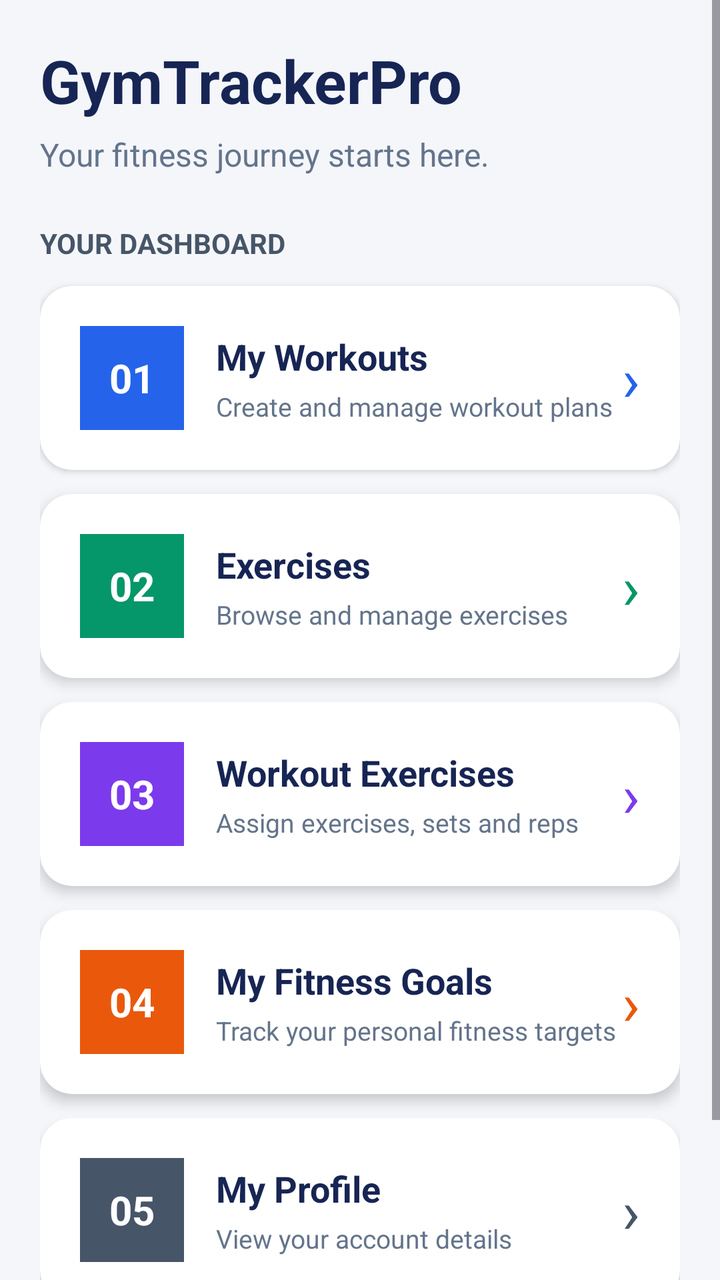
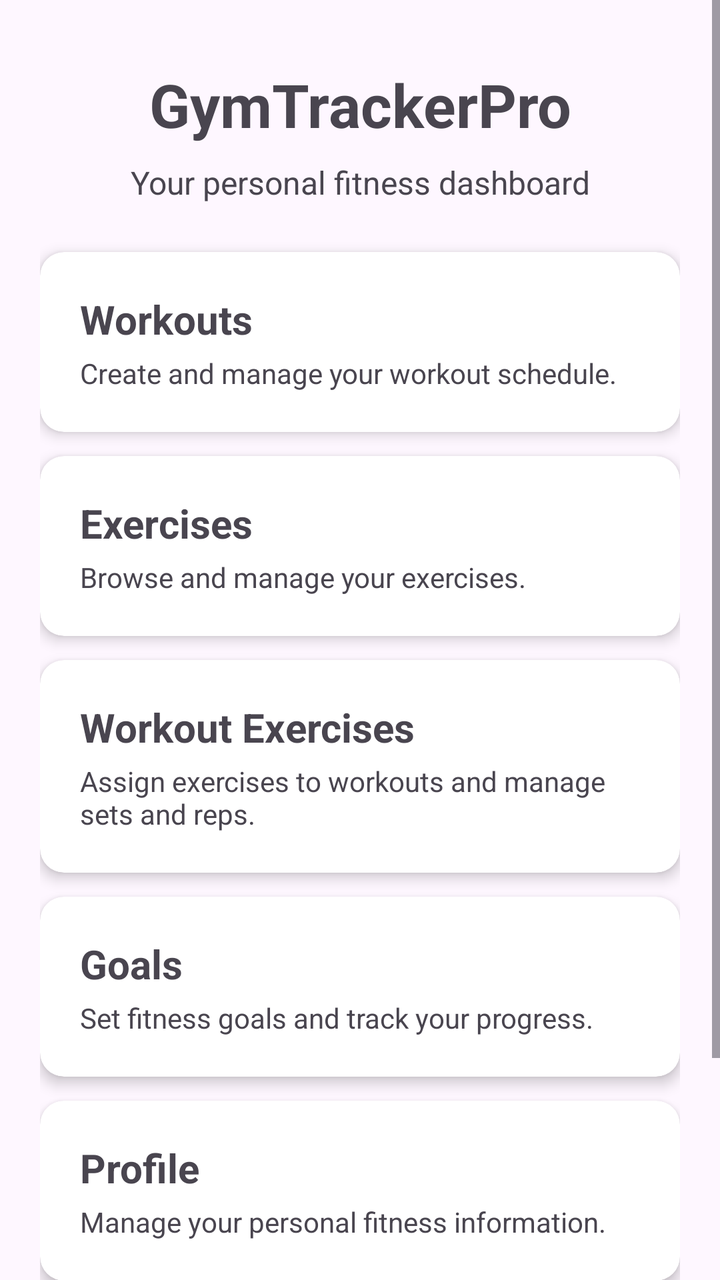

An Android layout rendered at two revisions. The XML below is the earlier revision; the diff shows what the commit changed to produce the second picture.
<!-- AndroidManifest.xml: application theme Theme.GymTrackerPro -->
<!-- res/layout/activity_main.xml -->
<?xml version="1.0" encoding="utf-8"?>
<ScrollView xmlns:android="http://schemas.android.com/apk/res/android"
    android:layout_width="match_parent"
    android:layout_height="match_parent"
    xmlns:app="http://schemas.android.com/apk/res-auto"
    android:background="#F4F6FA"
    android:fillViewport="true">

    <LinearLayout
        android:layout_width="match_parent"
        android:layout_height="wrap_content"
        android:orientation="vertical"
        android:padding="20dp">

        
        <TextView
            android:layout_width="match_parent"
            android:layout_height="wrap_content"
            android:text="GymTrackerPro"
            android:textColor="#172554"
            android:textSize="30sp"
            android:textStyle="bold" />

        <TextView
            android:layout_width="match_parent"
            android:layout_height="wrap_content"
            android:layout_marginTop="6dp"
            android:layout_marginBottom="24dp"
            android:text="Your fitness journey starts here."
            android:textColor="#64748B"
            android:textSize="16sp" />

        
        <TextView
            android:layout_width="match_parent"
            android:layout_height="wrap_content"
            android:layout_marginBottom="12dp"
            android:text="YOUR DASHBOARD"
            android:textColor="#475569"
            android:textSize="14sp"
            android:textStyle="bold" />

        
        <androidx.cardview.widget.CardView
            android:id="@+id/cardWorkouts"
            android:layout_width="match_parent"
            android:layout_height="wrap_content"
            android:layout_marginBottom="12dp"
            android:clickable="true"
            android:focusable="true"
            android:foreground="?android:attr/selectableItemBackground"
            android:elevation="4dp"
            app:cardCornerRadius="16dp"
            xmlns:app="http://schemas.android.com/apk/res-auto">

            <LinearLayout
                android:layout_width="match_parent"
                android:layout_height="wrap_content"
                android:gravity="center_vertical"
                android:orientation="horizontal"
                android:padding="20dp">

                <TextView
                    android:layout_width="52dp"
                    android:layout_height="52dp"
                    android:gravity="center"
                    android:text="01"
                    android:textColor="#FFFFFF"
                    android:textSize="20sp"
                    android:textStyle="bold"
                    android:background="#2563EB" />

                <LinearLayout
                    android:layout_width="0dp"
                    android:layout_height="wrap_content"
                    android:layout_marginStart="16dp"
                    android:layout_weight="1"
                    android:orientation="vertical">

                    <TextView
                        android:layout_width="match_parent"
                        android:layout_height="wrap_content"
                        android:text="My Workouts"
                        android:textColor="#172554"
                        android:textSize="18sp"
                        android:textStyle="bold" />

                    <TextView
                        android:layout_width="match_parent"
                        android:layout_height="wrap_content"
                        android:layout_marginTop="4dp"
                        android:text="Create and manage workout plans"
                        android:textColor="#64748B"
                        android:textSize="13sp" />
                </LinearLayout>

                <TextView
                    android:layout_width="wrap_content"
                    android:layout_height="wrap_content"
                    android:text="›"
                    android:textColor="#2563EB"
                    android:textSize="30sp" />
            </LinearLayout>
        </androidx.cardview.widget.CardView>

        
        <androidx.cardview.widget.CardView
            android:id="@+id/cardExercises"
            android:layout_width="match_parent"
            android:layout_height="wrap_content"
            android:layout_marginBottom="12dp"
            android:clickable="true"
            android:focusable="true"
            android:foreground="?android:attr/selectableItemBackground"
            app:cardCornerRadius="16dp"
            app:cardElevation="4dp">

            <LinearLayout
                android:layout_width="match_parent"
                android:layout_height="wrap_content"
                android:gravity="center_vertical"
                android:orientation="horizontal"
                android:padding="20dp">

                <TextView
                    android:layout_width="52dp"
                    android:layout_height="52dp"
                    android:background="#059669"
                    android:gravity="center"
                    android:text="02"
                    android:textColor="#FFFFFF"
                    android:textSize="20sp"
                    android:textStyle="bold" />

                <LinearLayout
                    android:layout_width="0dp"
                    android:layout_height="wrap_content"
                    android:layout_marginStart="16dp"
                    android:layout_weight="1"
                    android:orientation="vertical">

                    <TextView
                        android:layout_width="match_parent"
                        android:layout_height="wrap_content"
                        android:text="Exercises"
                        android:textColor="#172554"
                        android:textSize="18sp"
                        android:textStyle="bold" />

                    <TextView
                        android:layout_width="match_parent"
                        android:layout_height="wrap_content"
                        android:layout_marginTop="4dp"
                        android:text="Browse and manage exercises"
                        android:textColor="#64748B"
                        android:textSize="13sp" />
                </LinearLayout>

                <TextView
                    android:layout_width="wrap_content"
                    android:layout_height="wrap_content"
                    android:text="›"
                    android:textColor="#059669"
                    android:textSize="30sp" />
            </LinearLayout>
        </androidx.cardview.widget.CardView>

        
        <androidx.cardview.widget.CardView
            android:id="@+id/cardWorkoutExercises"
            android:layout_width="match_parent"
            android:layout_height="wrap_content"
            android:layout_marginBottom="12dp"
            android:clickable="true"
            android:focusable="true"
            android:foreground="?android:attr/selectableItemBackground"
            app:cardCornerRadius="16dp"
            app:cardElevation="4dp">

            <LinearLayout
                android:layout_width="match_parent"
                android:layout_height="wrap_content"
                android:gravity="center_vertical"
                android:orientation="horizontal"
                android:padding="20dp">

                <TextView
                    android:layout_width="52dp"
                    android:layout_height="52dp"
                    android:background="#7C3AED"
                    android:gravity="center"
                    android:text="03"
                    android:textColor="#FFFFFF"
                    android:textSize="20sp"
                    android:textStyle="bold" />

                <LinearLayout
                    android:layout_width="0dp"
                    android:layout_height="wrap_content"
                    android:layout_marginStart="16dp"
                    android:layout_weight="1"
                    android:orientation="vertical">

                    <TextView
                        android:layout_width="match_parent"
                        android:layout_height="wrap_content"
                        android:text="Workout Exercises"
                        android:textColor="#172554"
                        android:textSize="18sp"
                        android:textStyle="bold" />

                    <TextView
                        android:layout_width="match_parent"
                        android:layout_height="wrap_content"
                        android:layout_marginTop="4dp"
                        android:text="Assign exercises, sets and reps"
                        android:textColor="#64748B"
                        android:textSize="13sp" />
                </LinearLayout>

                <TextView
                    android:layout_width="wrap_content"
                    android:layout_height="wrap_content"
                    android:text="›"
                    android:textColor="#7C3AED"
                    android:textSize="30sp" />
            </LinearLayout>
        </androidx.cardview.widget.CardView>

        
        <androidx.cardview.widget.CardView
            android:id="@+id/cardGoals"
            android:layout_width="match_parent"
            android:layout_height="wrap_content"
            android:layout_marginBottom="12dp"
            android:clickable="true"
            android:focusable="true"
            android:foreground="?android:attr/selectableItemBackground"
            app:cardCornerRadius="16dp"
            app:cardElevation="4dp">

            <LinearLayout
                android:layout_width="match_parent"
                android:layout_height="wrap_content"
                android:gravity="center_vertical"
                android:orientation="horizontal"
                android:padding="20dp">

                <TextView
                    android:layout_width="52dp"
                    android:layout_height="52dp"
                    android:background="#EA580C"
                    android:gravity="center"
                    android:text="04"
                    android:textColor="#FFFFFF"
                    android:textSize="20sp"
                    android:textStyle="bold" />

                <LinearLayout
                    android:layout_width="0dp"
                    android:layout_height="wrap_content"
                    android:layout_marginStart="16dp"
                    android:layout_weight="1"
                    android:orientation="vertical">

                    <TextView
                        android:layout_width="match_parent"
                        android:layout_height="wrap_content"
                        android:text="My Fitness Goals"
                        android:textColor="#172554"
                        android:textSize="18sp"
                        android:textStyle="bold" />

                    <TextView
                        android:layout_width="match_parent"
                        android:layout_height="wrap_content"
                        android:layout_marginTop="4dp"
                        android:text="Track your personal fitness targets"
                        android:textColor="#64748B"
                        android:textSize="13sp" />
                </LinearLayout>

                <TextView
                    android:layout_width="wrap_content"
                    android:layout_height="wrap_content"
                    android:text="›"
                    android:textColor="#EA580C"
                    android:textSize="30sp" />
            </LinearLayout>
        </androidx.cardview.widget.CardView>

        
        <androidx.cardview.widget.CardView
            android:id="@+id/cardProfile"
            android:layout_width="match_parent"
            android:layout_height="wrap_content"
            android:layout_marginBottom="20dp"
            android:clickable="true"
            android:focusable="true"
            android:foreground="?android:attr/selectableItemBackground"
            app:cardCornerRadius="16dp"
            app:cardElevation="4dp">

            <LinearLayout
                android:layout_width="match_parent"
                android:layout_height="wrap_content"
                android:gravity="center_vertical"
                android:orientation="horizontal"
                android:padding="20dp">

                <TextView
                    android:layout_width="52dp"
                    android:layout_height="52dp"
                    android:background="#475569"
                    android:gravity="center"
                    android:text="05"
                    android:textColor="#FFFFFF"
                    android:textSize="20sp"
                    android:textStyle="bold" />

                <LinearLayout
                    android:layout_width="0dp"
                    android:layout_height="wrap_content"
                    android:layout_marginStart="16dp"
                    android:layout_weight="1"
                    android:orientation="vertical">

                    <TextView
                        android:layout_width="match_parent"
                        android:layout_height="wrap_content"
                        android:text="My Profile"
                        android:textColor="#172554"
                        android:textSize="18sp"
                        android:textStyle="bold" />

                    <TextView
                        android:layout_width="match_parent"
                        android:layout_height="wrap_content"
                        android:layout_marginTop="4dp"
                        android:text="View your account details"
                        android:textColor="#64748B"
                        android:textSize="13sp" />
                </LinearLayout>

                <TextView
                    android:layout_width="wrap_content"
                    android:layout_height="wrap_content"
                    android:text="›"
                    android:textColor="#475569"
                    android:textSize="30sp" />
            </LinearLayout>
        </androidx.cardview.widget.CardView>

        
        <TextView
            android:layout_width="match_parent"
            android:layout_height="wrap_content"
            android:gravity="center"
            android:padding="12dp"
            android:text="GYMTRACKERPRO • STAY CONSISTENT"
            android:textColor="#94A3B8"
            android:textSize="12sp"
            android:textStyle="bold" />

    </LinearLayout>
</ScrollView>
<!-- resources referenced by this layout -->
<resources>
  <style name="Theme.GymTrackerPro" parent="Base.Theme.GymTrackerPro" />
  <style name="Base.Theme.GymTrackerPro" parent="Theme.Material3.DayNight.NoActionBar">
          
          
      </style>
</resources>

<!-- the commit's change to res/layout/activity_main.xml (unified diff, before → after) -->
@@ -3,7 +3,6 @@
     android:layout_width="match_parent"
     android:layout_height="match_parent"
     xmlns:app="http://schemas.android.com/apk/res-auto"
-    android:background="#F4F6FA"
     android:fillViewport="true">
 
     <LinearLayout
@@ -12,33 +11,23 @@
         android:orientation="vertical"
         android:padding="20dp">
 
-        
         <TextView
             android:layout_width="match_parent"
             android:layout_height="wrap_content"
             android:text="GymTrackerPro"
-            android:textColor="#172554"
             android:textSize="30sp"
-            android:textStyle="bold" />
+            android:textStyle="bold"
+            android:gravity="center"
+            android:paddingTop="12dp"
+            android:paddingBottom="8dp" />
 
         <TextView
             android:layout_width="match_parent"
             android:layout_height="wrap_content"
-            android:layout_marginTop="6dp"
-            android:layout_marginBottom="24dp"
-            android:text="Your fitness journey starts here."
-            android:textColor="#64748B"
-            android:textSize="16sp" />
-
-        
-        <TextView
-            android:layout_width="match_parent"
-            android:layout_height="wrap_content"
-            android:layout_marginBottom="12dp"
-            android:text="YOUR DASHBOARD"
-            android:textColor="#475569"
-            android:textSize="14sp"
-            android:textStyle="bold" />
+            android:text="Your personal fitness dashboard"
+            android:textSize="16sp"
+            android:gravity="center"
+            android:paddingBottom="24dp" />
 
         
         <androidx.cardview.widget.CardView
@@ -48,58 +37,30 @@
             android:layout_marginBottom="12dp"
             android:clickable="true"
             android:focusable="true"
-            android:foreground="?android:attr/selectableItemBackground"
-            android:elevation="4dp"
-            app:cardCornerRadius="16dp"
+            android:foreground="?attr/selectableItemBackground"
+            app:cardCornerRadius="12dp"
+            app:cardElevation="4dp"
             xmlns:app="http://schemas.android.com/apk/res-auto">
 
             <LinearLayout
                 android:layout_width="match_parent"
                 android:layout_height="wrap_content"
-                android:gravity="center_vertical"
-                android:orientation="horizontal"
-                android:padding="20dp">
-
-                <TextView
-                    android:layout_width="52dp"
-                    android:layout_height="52dp"
-                    android:gravity="center"
-                    android:text="01"
-                    android:textColor="#FFFFFF"
-                    android:textSize="20sp"
-                    android:textStyle="bold"
-                    android:background="#2563EB" />
-
-                <LinearLayout
-                    android:layout_width="0dp"
-                    android:layout_height="wrap_content"
-                    android:layout_marginStart="16dp"
-                    android:layout_weight="1"
-                    android:orientation="vertical">
-
-                    <TextView
-                        android:layout_width="match_parent"
-                        android:layout_height="wrap_content"
-                        android:text="My Workouts"
-                        android:textColor="#172554"
-                        android:textSize="18sp"
-                        android:textStyle="bold" />
-
-                    <TextView
-                        android:layout_width="match_parent"
-                        android:layout_height="wrap_content"
-                        android:layout_marginTop="4dp"
-                        android:text="Create and manage workout plans"
-                        android:textColor="#64748B"
-                        android:textSize="13sp" />
-                </LinearLayout>
-
-                <TextView
-                    android:layout_width="wrap_content"
-                    android:layout_height="wrap_content"
-                    android:text="›"
-                    android:textColor="#2563EB"
-                    android:textSize="30sp" />
+                android:orientation="vertical"
+                android:padding="20dp">
+
+                <TextView
+                    android:layout_width="match_parent"
+                    android:layout_height="wrap_content"
+                    android:text="Workouts"
+                    android:textSize="20sp"
+                    android:textStyle="bold" />
+
+                <TextView
+                    android:layout_width="match_parent"
+                    android:layout_height="wrap_content"
+                    android:text="Create and manage your workout schedule."
+                    android:textSize="14sp"
+                    android:layout_marginTop="4dp" />
             </LinearLayout>
         </androidx.cardview.widget.CardView>
 
@@ -111,57 +72,29 @@
             android:layout_marginBottom="12dp"
             android:clickable="true"
             android:focusable="true"
-            android:foreground="?android:attr/selectableItemBackground"
-            app:cardCornerRadius="16dp"
-            app:cardElevation="4dp">
-
-            <LinearLayout
-                android:layout_width="match_parent"
-                android:layout_height="wrap_content"
-                android:gravity="center_vertical"
-                android:orientation="horizontal"
-                android:padding="20dp">
-
-                <TextView
-                    android:layout_width="52dp"
-                    android:layout_height="52dp"
-                    android:background="#059669"
-                    android:gravity="center"
-                    android:text="02"
-                    android:textColor="#FFFFFF"
-                    android:textSize="20sp"
-                    android:textStyle="bold" />
-
-                <LinearLayout
-                    android:layout_width="0dp"
-                    android:layout_height="wrap_content"
-                    android:layout_marginStart="16dp"
-                    android:layout_weight="1"
-                    android:orientation="vertical">
-
-                    <TextView
-                        android:layout_width="match_parent"
-                        android:layout_height="wrap_content"
-                        android:text="Exercises"
-                        android:textColor="#172554"
-                        android:textSize="18sp"
-                        android:textStyle="bold" />
-
-                    <TextView
-                        android:layout_width="match_parent"
-                        android:layout_height="wrap_content"
-                        android:layout_marginTop="4dp"
-                        android:text="Browse and manage exercises"
-                        android:textColor="#64748B"
-                        android:textSize="13sp" />
-                </LinearLayout>
-
-                <TextView
-                    android:layout_width="wrap_content"
-                    android:layout_height="wrap_content"
-                    android:text="›"
-                    android:textColor="#059669"
-                    android:textSize="30sp" />
+            android:foreground="?attr/selectableItemBackground"
+            app:cardCornerRadius="12dp"
+            app:cardElevation="4dp">
+
+            <LinearLayout
+                android:layout_width="match_parent"
+                android:layout_height="wrap_content"
+                android:orientation="vertical"
+                android:padding="20dp">
+
+                <TextView
+                    android:layout_width="match_parent"
+                    android:layout_height="wrap_content"
+                    android:text="Exercises"
+                    android:textSize="20sp"
+                    android:textStyle="bold" />
+
+                <TextView
+                    android:layout_width="match_parent"
+                    android:layout_height="wrap_content"
+                    android:text="Browse and manage your exercises."
+                    android:textSize="14sp"
+                    android:layout_marginTop="4dp" />
             </LinearLayout>
         </androidx.cardview.widget.CardView>
 
@@ -173,57 +106,29 @@
             android:layout_marginBottom="12dp"
             android:clickable="true"
             android:focusable="true"
-            android:foreground="?android:attr/selectableItemBackground"
-            app:cardCornerRadius="16dp"
-            app:cardElevation="4dp">
-
-            <LinearLayout
-                android:layout_width="match_parent"
-                android:layout_height="wrap_content"
-                android:gravity="center_vertical"
-                android:orientation="horizontal"
-                android:padding="20dp">
-
-                <TextView
-                    android:layout_width="52dp"
-                    android:layout_height="52dp"
-                    android:background="#7C3AED"
-                    android:gravity="center"
-                    android:text="03"
-                    android:textColor="#FFFFFF"
-                    android:textSize="20sp"
-                    android:textStyle="bold" />
-
-                <LinearLayout
-                    android:layout_width="0dp"
-                    android:layout_height="wrap_content"
-                    android:layout_marginStart="16dp"
-                    android:layout_weight="1"
-                    android:orientation="vertical">
-
-                    <TextView
-                        android:layout_width="match_parent"
-                        android:layout_height="wrap_content"
-                        android:text="Workout Exercises"
-                        android:textColor="#172554"
-                        android:textSize="18sp"
-                        android:textStyle="bold" />
-
-                    <TextView
-                        android:layout_width="match_parent"
-                        android:layout_height="wrap_content"
-                        android:layout_marginTop="4dp"
-                        android:text="Assign exercises, sets and reps"
-                        android:textColor="#64748B"
-                        android:textSize="13sp" />
-                </LinearLayout>
-
-                <TextView
-                    android:layout_width="wrap_content"
-                    android:layout_height="wrap_content"
-                    android:text="›"
-                    android:textColor="#7C3AED"
-                    android:textSize="30sp" />
+            android:foreground="?attr/selectableItemBackground"
+            app:cardCornerRadius="12dp"
+            app:cardElevation="4dp">
+
+            <LinearLayout
+                android:layout_width="match_parent"
+                android:layout_height="wrap_content"
+                android:orientation="vertical"
+                android:padding="20dp">
+
+                <TextView
+                    android:layout_width="match_parent"
+                    android:layout_height="wrap_content"
+                    android:text="Workout Exercises"
+                    android:textSize="20sp"
+                    android:textStyle="bold" />
+
+                <TextView
+                    android:layout_width="match_parent"
+                    android:layout_height="wrap_content"
+                    android:text="Assign exercises to workouts and manage sets and reps."
+                    android:textSize="14sp"
+                    android:layout_marginTop="4dp" />
             </LinearLayout>
         </androidx.cardview.widget.CardView>
 
@@ -235,57 +140,29 @@
             android:layout_marginBottom="12dp"
             android:clickable="true"
             android:focusable="true"
-            android:foreground="?android:attr/selectableItemBackground"
-            app:cardCornerRadius="16dp"
-            app:cardElevation="4dp">
-
-            <LinearLayout
-                android:layout_width="match_parent"
-                android:layout_height="wrap_content"
-                android:gravity="center_vertical"
-                android:orientation="horizontal"
-                android:padding="20dp">
-
-                <TextView
-                    android:layout_width="52dp"
-                    android:layout_height="52dp"
-                    android:background="#EA580C"
-                    android:gravity="center"
-                    android:text="04"
-                    android:textColor="#FFFFFF"
-                    android:textSize="20sp"
-                    android:textStyle="bold" />
-
-                <LinearLayout
-                    android:layout_width="0dp"
-                    android:layout_height="wrap_content"
-                    android:layout_marginStart="16dp"
-                    android:layout_weight="1"
-                    android:orientation="vertical">
-
-                    <TextView
-                        android:layout_width="match_parent"
-                        android:layout_height="wrap_content"
-                        android:text="My Fitness Goals"
-                        android:textColor="#172554"
-                        android:textSize="18sp"
-                        android:textStyle="bold" />
-
-                    <TextView
-                        android:layout_width="match_parent"
-                        android:layout_height="wrap_content"
-                        android:layout_marginTop="4dp"
-                        android:text="Track your personal fitness targets"
-                        android:textColor="#64748B"
-                        android:textSize="13sp" />
-                </LinearLayout>
-
-                <TextView
-                    android:layout_width="wrap_content"
-                    android:layout_height="wrap_content"
-                    android:text="›"
-                    android:textColor="#EA580C"
-                    android:textSize="30sp" />
+            android:foreground="?attr/selectableItemBackground"
+            app:cardCornerRadius="12dp"
+            app:cardElevation="4dp">
+
+            <LinearLayout
+                android:layout_width="match_parent"
+                android:layout_height="wrap_content"
+                android:orientation="vertical"
+                android:padding="20dp">
+
+                <TextView
+                    android:layout_width="match_parent"
+                    android:layout_height="wrap_content"
+                    android:text="Goals"
+                    android:textSize="20sp"
+                    android:textStyle="bold" />
+
+                <TextView
+                    android:layout_width="match_parent"
+                    android:layout_height="wrap_content"
+                    android:text="Set fitness goals and track your progress."
+                    android:textSize="14sp"
+                    android:layout_marginTop="4dp" />
             </LinearLayout>
         </androidx.cardview.widget.CardView>
 
@@ -294,73 +171,68 @@
             android:id="@+id/cardProfile"
             android:layout_width="match_parent"
             android:layout_height="wrap_content"
-            android:layout_marginBottom="20dp"
-            android:clickable="true"
-            android:focusable="true"
-            android:foreground="?android:attr/selectableItemBackground"
-            app:cardCornerRadius="16dp"
-            app:cardElevation="4dp">
-
-            <LinearLayout
-                android:layout_width="match_parent"
-                android:layout_height="wrap_content"
-                android:gravity="center_vertical"
-                android:orientation="horizontal"
-                android:padding="20dp">
-
-                <TextView
-                    android:layout_width="52dp"
-                    android:layout_height="52dp"
-                    android:background="#475569"
-                    android:gravity="center"
-                    android:text="05"
-                    android:textColor="#FFFFFF"
-                    android:textSize="20sp"
-                    android:textStyle="bold" />
-
-                <LinearLayout
-                    android:layout_width="0dp"
-                    android:layout_height="wrap_content"
-                    android:layout_marginStart="16dp"
-                    android:layout_weight="1"
-                    android:orientation="vertical">
-
-                    <TextView
-                        android:layout_width="match_parent"
-                        android:layout_height="wrap_content"
-                        android:text="My Profile"
-                        android:textColor="#172554"
-                        android:textSize="18sp"
-                        android:textStyle="bold" />
-
-                    <TextView
-                        android:layout_width="match_parent"
-                        android:layout_height="wrap_content"
-                        android:layout_marginTop="4dp"
-                        android:text="View your account details"
-                        android:textColor="#64748B"
-                        android:textSize="13sp" />
-                </LinearLayout>
-
-                <TextView
-                    android:layout_width="wrap_content"
-                    android:layout_height="wrap_content"
-                    android:text="›"
-                    android:textColor="#475569"
-                    android:textSize="30sp" />
-            </LinearLayout>
-        </androidx.cardview.widget.CardView>
-
-        
-        <TextView
-            android:layout_width="match_parent"
-            android:layout_height="wrap_content"
-            android:gravity="center"
-            android:padding="12dp"
-            android:text="GYMTRACKERPRO • STAY CONSISTENT"
-            android:textColor="#94A3B8"
-            android:textSize="12sp"
-            android:textStyle="bold" />
+            android:layout_marginBottom="12dp"
+            android:clickable="true"
+            android:focusable="true"
+            android:foreground="?attr/selectableItemBackground"
+            app:cardCornerRadius="12dp"
+            app:cardElevation="4dp">
+
+            <LinearLayout
+                android:layout_width="match_parent"
+                android:layout_height="wrap_content"
+                android:orientation="vertical"
+                android:padding="20dp">
+
+                <TextView
+                    android:layout_width="match_parent"
+                    android:layout_height="wrap_content"
+                    android:text="Profile"
+                    android:textSize="20sp"
+                    android:textStyle="bold" />
+
+                <TextView
+                    android:layout_width="match_parent"
+                    android:layout_height="wrap_content"
+                    android:text="Manage your personal fitness information."
+                    android:textSize="14sp"
+                    android:layout_marginTop="4dp" />
+            </LinearLayout>
+        </androidx.cardview.widget.CardView>
+
+        
+        <androidx.cardview.widget.CardView
+            android:id="@+id/cardWorkoutMusic"
+            android:layout_width="match_parent"
+            android:layout_height="wrap_content"
+            android:layout_marginBottom="12dp"
+            android:clickable="true"
+            android:focusable="true"
+            android:foreground="?attr/selectableItemBackground"
+            app:cardCornerRadius="12dp"
+            app:cardElevation="4dp">
+
+            <LinearLayout
+                android:layout_width="match_parent"
+                android:layout_height="wrap_content"
+                android:orientation="vertical"
+                android:padding="20dp">
+
+                <TextView
+                    android:layout_width="match_parent"
+                    android:layout_height="wrap_content"
+                    android:text="Workout Music"
+                    android:textSize="20sp"
+                    android:textStyle="bold" />
+
+                <TextView
+                    android:layout_width="match_parent"
+                    android:layout_height="wrap_content"
+                    android:text="Choose songs for your workout days."
+                    android:textSize="14sp"
+                    android:layout_marginTop="4dp" />
+            </LinearLayout>
+        </androidx.cardview.widget.CardView>
 
     </LinearLayout>
 </ScrollView>
